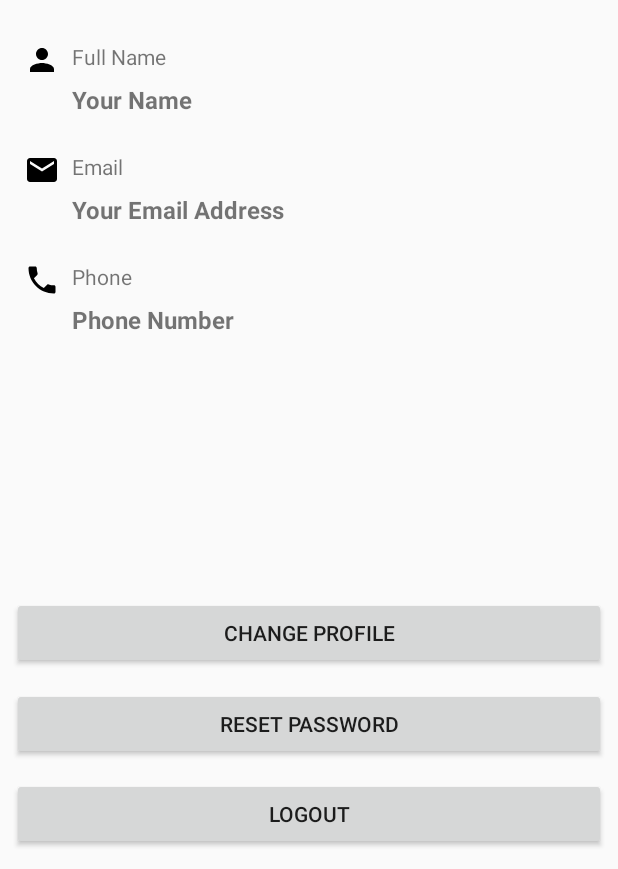
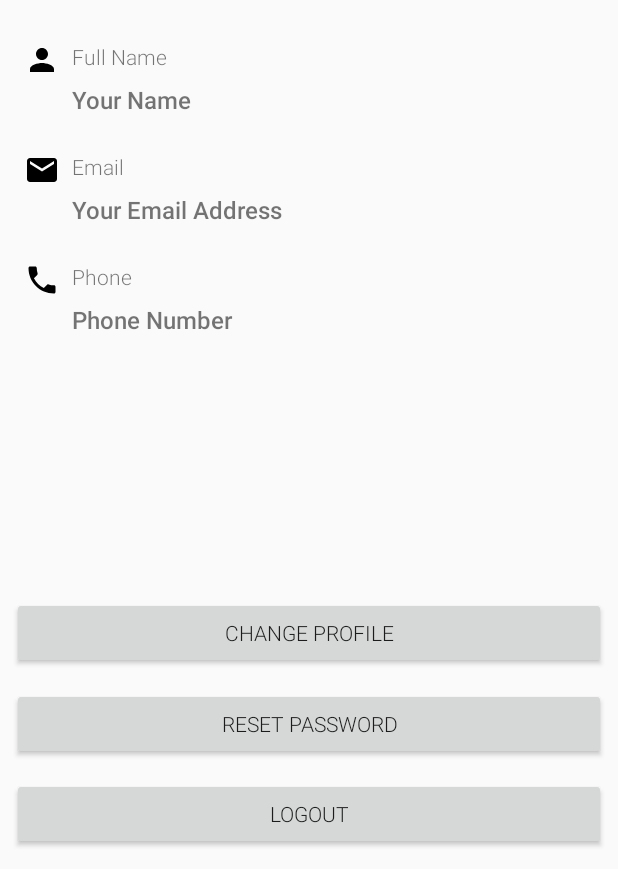
Before and after one commit to bikashthapa01/firebase-authentication-android, an Android app: the screen it shows after launch once a user with an empty profile is signed in (MainActivity), on a phone screen of 412 x 824 dp, the part 367-1236 px from its top. Run offline under Robolectric (Android 15) with nearby library versions, the phone set to English and light mode, and no system bars; our stand-ins replace Firebase (no records; nobody signed in at launch, a user with empty details on screens opened directly), Picasso; Roboto replaces fonts that are not available here.

Commit message:
Update activity_main.xml

```diff
--- a/app/src/main/res/layout/activity_main.xml
+++ b/app/src/main/res/layout/activity_main.xml
@@ -13,6 +13,7 @@
         android:layout_height="wrap_content"
         android:layout_marginStart="8dp"
         android:layout_marginEnd="8dp"
+        android:fontFamily="sans-serif-light"
         android:onClick="logout"
         android:text="Logout"
         app:layout_constraintBottom_toBottomOf="parent"
@@ -37,6 +38,7 @@
         android:layout_width="0dp"
         android:layout_height="wrap_content"
         android:layout_marginStart="8dp"
+        android:fontFamily="sans-serif-light"
         android:layout_marginTop="8dp"
         android:layout_marginEnd="16dp"
         android:text="Your Name"
@@ -51,6 +53,7 @@
         android:layout_width="0dp"
         android:layout_height="wrap_content"
         android:layout_marginStart="8dp"
+        android:fontFamily="sans-serif-light"
         android:layout_marginTop="8dp"
         android:layout_marginEnd="16dp"
         android:text="Your Email Address"
@@ -65,6 +68,7 @@
         android:layout_width="0dp"
         android:layout_height="wrap_content"
         android:layout_marginStart="8dp"
+        android:fontFamily="sans-serif-light"
         android:layout_marginTop="8dp"
         android:text="Phone Number"
         android:textSize="16sp"
@@ -79,6 +83,7 @@
         android:layout_height="wrap_content"
         android:layout_marginStart="8dp"
         android:layout_marginTop="8dp"
+        android:fontFamily="sans-serif-light"
         android:layout_marginEnd="8dp"
         android:text="Email Not Verfied !"
         android:textColor="#C2185B"
@@ -94,6 +99,7 @@
         android:layout_width="wrap_content"
         android:layout_height="wrap_content"
         android:text="Verify Now"
+        android:fontFamily="sans-serif-light"
         android:visibility="gone"
         app:layout_constraintEnd_toEndOf="parent"
         app:layout_constraintStart_toStartOf="parent"
@@ -104,6 +110,7 @@
         android:layout_width="0dp"
         android:layout_height="wrap_content"
         android:layout_marginStart="8dp"
+        android:fontFamily="sans-serif-light"
         android:layout_marginEnd="8dp"
         android:text="Reset Password"
         app:layout_constraintBottom_toTopOf="@+id/button"
@@ -116,6 +123,7 @@
         android:id="@+id/textView3"
         android:layout_width="0dp"
         android:layout_height="wrap_content"
+        android:fontFamily="sans-serif-light"
         android:layout_marginStart="8dp"
         android:layout_marginEnd="16dp"
         android:text="Full Name"
@@ -128,6 +136,7 @@
         android:layout_width="0dp"
         android:layout_height="wrap_content"
         android:layout_marginStart="8dp"
+        android:fontFamily="sans-serif-light"
         android:layout_marginEnd="16dp"
         android:text="Email"
         app:layout_constraintEnd_toEndOf="parent"
@@ -170,6 +179,7 @@
         android:layout_width="0dp"
         android:layout_height="wrap_content"
         android:layout_marginStart="8dp"
+        android:fontFamily="sans-serif-light"
         android:layout_marginEnd="16dp"
         android:text="Phone"
         app:layout_constraintEnd_toEndOf="parent"
@@ -181,6 +191,7 @@
         android:layout_width="0dp"
         android:layout_height="wrap_content"
         android:layout_marginStart="8dp"
+        android:fontFamily="sans-serif-light"
         android:layout_marginEnd="8dp"
         android:text="Change Profile"
         app:layout_constraintBottom_toBottomOf="@+id/button"
```
